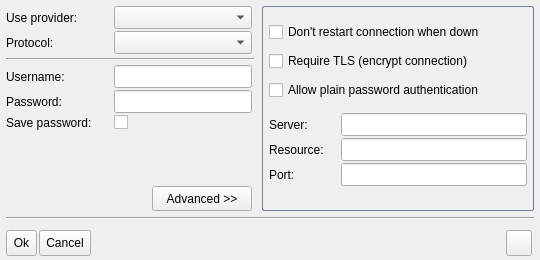
The window that share/skins/default/account.ui (itds-consulting/yate) describes before a commit, drawn with Qt 5.
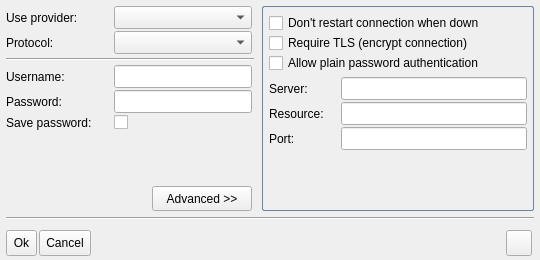
The same window after the commit. The open tabs and pages were chosen to show the change. Icons and pictures are not drawn.

```diff
--- a/share/skins/default/account.ui
+++ b/share/skins/default/account.ui
@@ -1288,6 +1288,12 @@
            <property name="orientation" >
             <enum>Qt::Vertical</enum>
            </property>
+           <property name="sizeHint" >
+            <size>
+             <width>20</width>
+             <height>40</height>
+            </size>
+           </property>
           </spacer>
          </item>
         </layout>
```
Left out of the diff: 2 changed lines with no effect on the pictures.
